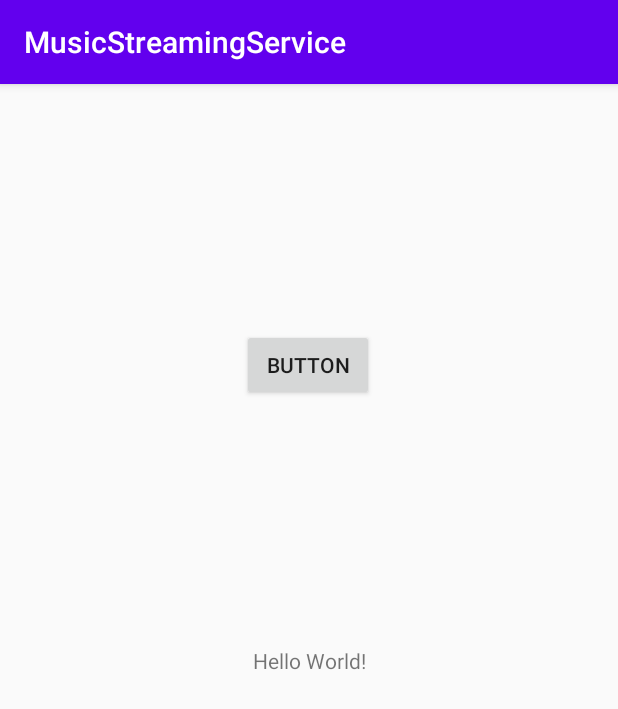
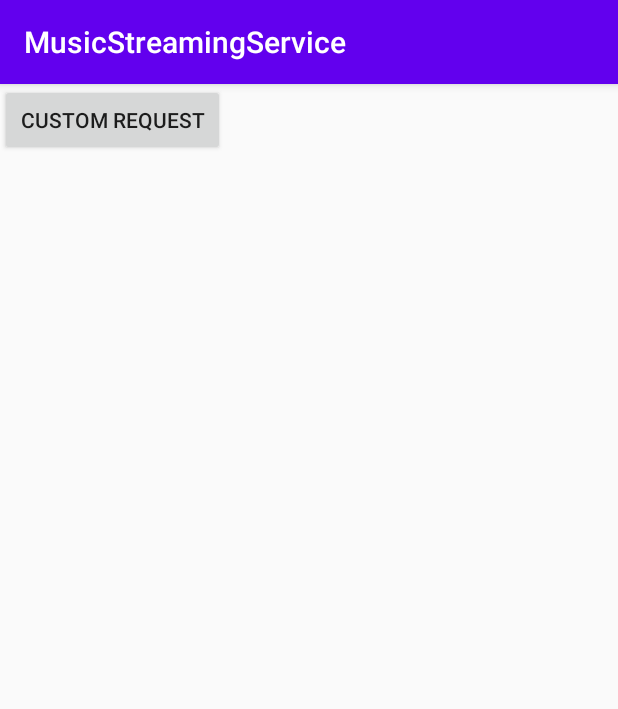
Before and after one commit to elmi4/MusicStreamingService, an Android app: the screen it shows after launch (MainActivity), on a phone screen of 412 x 824 dp. Shown: the top 709 px of the screen. Run offline under Robolectric (Android 15) with nearby library versions, the phone set to English and light mode, and no system bars.

Commit message:
custom request screen

```diff
--- a/app/build.gradle
+++ b/app/build.gradle
@@ -36,4 +36,5 @@ dependencies {
     androidTestImplementation 'androidx.test.ext:junit:1.1.1'
     androidTestImplementation 'androidx.test.espresso:espresso-core:3.2.0'
     implementation files('libs/mp3agic-0.9.0.jar')
+    implementation 'com.google.android.material:material:1.1.0'
 }
--- a/app/src/main/AndroidManifest.xml
+++ b/app/src/main/AndroidManifest.xml
@@ -2,7 +2,10 @@
 <manifest xmlns:android="http://schemas.android.com/apk/res/android"
     package="com.dsproject.musicstreamingservice">
 
-    <uses-permission android:name="android.permission.INTERNET"/>
+    <uses-permission android:name="android.permission.INTERNET" />
+    <uses-permission android:name="android.permission.ACCESS_NETWORK_STATE" />
+    <uses-permission android:name="android.permission.WRITE_EXTERNAL_STORAGE" />
+    <uses-permission android:name="android.permission.READ_EXTERNAL_STORAGE" />
 
     <application
         android:allowBackup="true"
@@ -18,6 +21,7 @@
                 <category android:name="android.intent.category.LAUNCHER" />
             </intent-filter>
         </activity>
+        <activity android:name=".ui.CustomRequestActivity"></activity>
     </application>
 
 </manifest>
--- a/app/src/main/assets/BrokerCredentials.txt
+++ b/app/src/main/assets/BrokerCredentials.txt
@@ -1,6 +1,6 @@
-192.168.1.7
+192.168.2.7
 4040
-192.168.1.7
+192.168.2.7
 4080
-192.168.1.7
+192.168.2.7
 4120
--- a/app/src/main/java/com/dsproject/musicstreamingservice/ui/MainActivity.java
+++ b/app/src/main/java/com/dsproject/musicstreamingservice/ui/MainActivity.java
@@ -2,45 +2,31 @@ package com.dsproject.musicstreamingservice.ui;
 
 import androidx.appcompat.app.AppCompatActivity;
 
-import android.annotation.SuppressLint;
-import android.os.AsyncTask;
+import android.content.Intent;
 import android.os.Bundle;
+import android.util.Log;
+import android.view.View;
 import android.widget.Button;
 
 import com.dsproject.musicstreamingservice.R;
-import com.dsproject.musicstreamingservice.domain.Consumer;
-import com.dsproject.musicstreamingservice.domain.assist.Utilities;
-import com.dsproject.musicstreamingservice.domain.assist.network.ConnectionInfo;
 
 public class MainActivity extends AppCompatActivity
 {
 
     @Override
-    protected void onCreate(Bundle savedInstanceState)
-    {
+    protected void onCreate(Bundle savedInstanceState) {
         super.onCreate(savedInstanceState);
         setContentView(R.layout.activity_main);
 
-
-        Button testBtn = (Button) findViewById(R.id.buttontest);
-        testBtn.setOnClickListener((v -> {
-            TestAsync t = new TestAsync();
-            t.execute("Jason Shaw");
-        }));
-    }
-
-    @SuppressLint("StaticFieldLeak")
-    private class TestAsync extends AsyncTask<String, Integer, String>
-    {
-
-        @Override
-        protected String doInBackground(String... strings) {
-            Consumer cons = new Consumer(ConnectionInfo.of(Utilities.getCustomIP(), 4032), MainActivity.this);
-
-            cons.init();
-            System.out.println(cons.requestSongsOfArtist(strings[0]).size());
-
-            return "all good";
-        }
+        Button customReq = (Button) findViewById(R.id.customReq);
+        customReq.setOnClickListener(new View.OnClickListener() {
+            @Override
+            public void onClick(View view) {
+                //go to Activity2
+                Log.i("DEBUG", "here");
+                Intent myIntent = new Intent(view.getContext(), CustomRequestActivity.class);
+                startActivity(myIntent);
+            }
+        });
     }
 }
--- a/app/src/main/res/layout/activity_main.xml
+++ b/app/src/main/res/layout/activity_main.xml
@@ -1,29 +1,15 @@
 <?xml version="1.0" encoding="utf-8"?>
-<androidx.constraintlayout.widget.ConstraintLayout xmlns:android="http://schemas.android.com/apk/res/android"
+<RelativeLayout xmlns:android="http://schemas.android.com/apk/res/android"
     xmlns:app="http://schemas.android.com/apk/res-auto"
     xmlns:tools="http://schemas.android.com/tools"
     android:layout_width="match_parent"
     android:layout_height="match_parent"
-    tools:context=".ui.MainActivity">
-
-    <TextView
-        android:id="@+id/textView"
-        android:layout_width="wrap_content"
-        android:layout_height="wrap_content"
-        android:text="Hello World!"
-        app:layout_constraintBottom_toBottomOf="parent"
-        app:layout_constraintLeft_toLeftOf="parent"
-        app:layout_constraintRight_toRightOf="parent"
-        app:layout_constraintTop_toTopOf="parent" />
+    tools:context="com.dsproject.musicstreamingservice.ui.MainActivity">
 
     <Button
-        android:id="@+id/buttontest"
-        android:layout_width="wrap_content"
+        android:id="@+id/customReq"
+        android:layout_width="150dp"
         android:layout_height="wrap_content"
-        android:layout_marginStart="161dp"
-        android:layout_marginTop="163dp"
-        android:text="Button"
-        app:layout_constraintStart_toStartOf="parent"
-        app:layout_constraintTop_toTopOf="parent" />
+        android:text="@string/custom_request" />
 
-</androidx.constraintlayout.widget.ConstraintLayout>
+</RelativeLayout>
```
Also changed, not shown: app/src/main/java/com/dsproject/musicstreamingservice/domain/Consumer.java (+6 -3 lines), app/src/main/java/com/dsproject/musicstreamingservice/domain/assist/Utilities.java (+8 -0 lines), app/src/main/java/com/dsproject/musicstreamingservice/ui/CustomRequestActivity.java (added, +96 -0 lines), app/src/main/res/layout/activity_custom_request.xml (added, +80 -0 lines), app/src/main/res/values/ids.xml (added, +7 -0 lines), app/src/main/res/values/strings.xml (+6 -1 lines), 1 other file.
